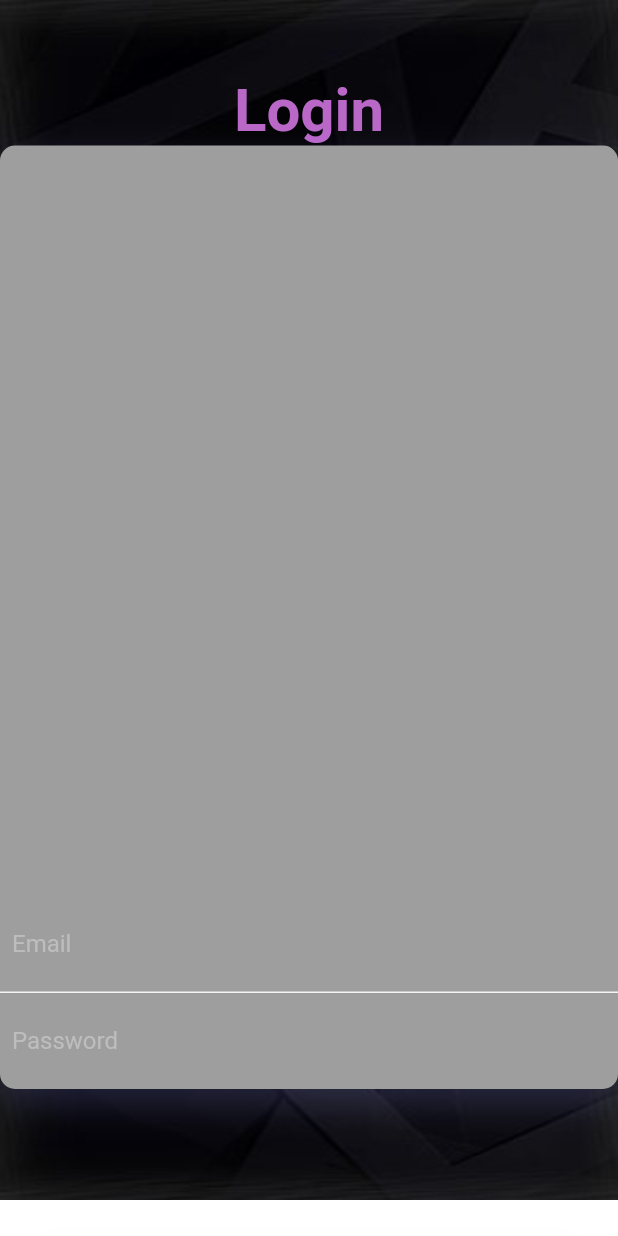
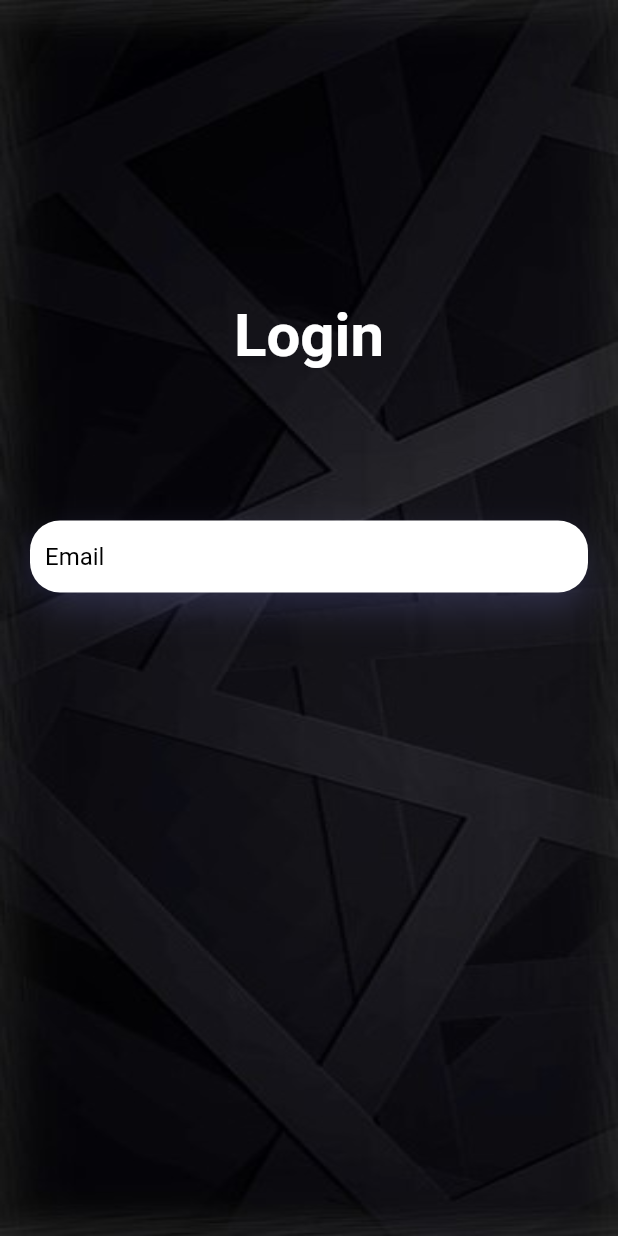
Before and after one commit to Bellicose-YB/WeTalk, a Flutter app: the screen it shows after launch, on a phone screen of 412 x 824 dp. Run offline on Flutter 3.47's test engine with Material 2 defaults, Android fonts, the phone set to English and light mode, and no system bars; our stand-ins replace connectivity, firebase_auth, simple_animations; accounts and stored records are empty.

Commit message:
commit by yash

```diff
--- a/lib/Screens/login.dart
+++ b/lib/Screens/login.dart
@@ -40,143 +40,57 @@ class _LoginpageState extends State<Loginpage> {
         backgroundColor: Colors.white,
         body: SingleChildScrollView(
           child: Container(
+            height: MediaQuery.of(context).size.height,
+            decoration: BoxDecoration(
+                image: DecorationImage(
+                    image: AssetImage('assets/back.jpg'), fit: BoxFit.fill)),
             child: Column(
               children: <Widget>[
-	            Container(
-	              height: 800,
-	              decoration: BoxDecoration(
-	                image: DecorationImage(
-	                  image: AssetImage('assets/back.jpg'),
-	                  fit: BoxFit.fill
-	                )
-	              ),
-
-	              child: Column(
+                Stack(
                   children: <Widget>[
                     Positioned(
-	                    child: FadeAnimation(1.6, Container(
-	                      margin: EdgeInsets.only(top: 50),
+                      child: FadeAnimation(
+                          1.6,
+                          Container(
+                            margin: EdgeInsets.only(top: 200, bottom: 100),
                             child: Center(
-	                        child: Text("Login", style: TextStyle(color: Colors.purple[300], fontSize: 40, fontWeight: FontWeight.bold),),
+                              child: Text(
+                                "Login",
+                                style: TextStyle(
+                                    color: Colors.white,
+                                    fontSize: 40,
+                                    fontWeight: FontWeight.bold),
+                              ),
                             ),
                           )),
                     ),
-                    FadeAnimation(1.8, Container(
-	                    padding: EdgeInsets.only(top : 500),
+                  ],
+                ),
+                FadeAnimation(
+                    1.8,
+                    Container(
+                      margin: EdgeInsets.only(left: 20, right: 20),
+                      padding: EdgeInsets.only(left: 10, right: 10),
                       decoration: BoxDecoration(
-	                      color: Colors.grey,
-	                      borderRadius: BorderRadius.circular(10),
+                          color: Colors.white,
+                          borderRadius: BorderRadius.circular(20),
                           boxShadow: [
                             BoxShadow(
                                 color: Color.fromRGBO(143, 148, 251, .2),
                                 blurRadius: 20.0,
-	                          offset: Offset(0, 10)
-	                        )
-	                      ]
-	                    ),
-	                    child: Column(
-	                      children: <Widget>[
-	                        Container(
-	                          padding: EdgeInsets.all(8.0),
-	                          decoration: BoxDecoration(
-	                            border: Border(bottom: BorderSide(color: Colors.grey[100]))
-	                          ),
+                                offset: Offset(0, 10))
+                          ]),
                       child: TextField(
                         decoration: InputDecoration(
                             border: InputBorder.none,
                             hintText: "Email",
-	                              hintStyle: TextStyle(color: Colors.grey[400])
+                            hintStyle: TextStyle(color: Colors.black)),
                       ),
-	                          ),
-	                        ),
-	                        Container(
-	                          padding: EdgeInsets.all(8.0),
-	                          child: TextField(
-	                            decoration: InputDecoration(
-	                              border: InputBorder.none,
-	                              hintText: "Password",
-	                              hintStyle: TextStyle(color: Colors.grey[400])
-	                            ),
-	                          ),
-	                        )
-	                      ],
-	                    ),
-	                  )),
-                    SizedBox(height: 30,),
+                    ))
               ],
             ),
           ),
-	            Padding(
-	              padding: EdgeInsets.all(30.0),
-	              child: Column(
-	                children: <Widget>[
-	                  FadeAnimation(1.8, Container(
-	                    padding: EdgeInsets.all(5),
-	                    decoration: BoxDecoration(
-	                      color: Colors.grey,
-	                      borderRadius: BorderRadius.circular(10),
-	                      boxShadow: [
-	                        BoxShadow(
-	                          color: Color.fromRGBO(143, 148, 251, .2),
-	                          blurRadius: 20.0,
-	                          offset: Offset(0, 10)
-	                        )
-	                      ]
-	                    ),
-	                    child: Column(
-	                      children: <Widget>[
-	                        Container(
-	                          padding: EdgeInsets.all(8.0),
-	                          decoration: BoxDecoration(
-	                            border: Border(bottom: BorderSide(color: Colors.grey[100]))
-	                          ),
-	                          child: TextField(
-	                            decoration: InputDecoration(
-	                              border: InputBorder.none,
-	                              hintText: "Email",
-	                              hintStyle: TextStyle(color: Colors.grey[400])
-	                            ),
-	                          ),
-	                        ),
-	                        Container(
-	                          padding: EdgeInsets.all(8.0),
-	                          child: TextField(
-	                            decoration: InputDecoration(
-	                              border: InputBorder.none,
-	                              hintText: "Password",
-	                              hintStyle: TextStyle(color: Colors.grey[400])
-	                            ),
-	                          ),
-	                        )
-	                      ],
-	                    ),
-	                  )),
-	                  SizedBox(height: 30,),
-	                  FadeAnimation(2, Container(
-	                    height: 50,
-	                    decoration: BoxDecoration(
-	                      borderRadius: BorderRadius.circular(10),
-	                      gradient: LinearGradient(
-	                        colors: [
-	                          Color.fromRGBO(143, 148, 251, 1),
-	                          Color.fromRGBO(143, 148, 251, .6),
-	                        ]
-	                      )
-	                    ),
-	                    child: Center(
-	                      child: Text("Login", style: TextStyle(color: Colors.white, fontWeight: FontWeight.bold),),
-	                    ),
-	                  )),
-	                  SizedBox(height: 70,),
-	                  FadeAnimation(1.5, Text("Forgot Password?", style: TextStyle(color: Color.fromRGBO(143, 148, 251, 1)),)),
-	                ],
-	              ),
-	            )
-	          ],
-	        ),
-	      ),
-      )
-    );
+        ));
   }
 }
 
```
Also changed, not shown: pubspec.lock. Lines whose indentation alone changed are shown as unchanged.
